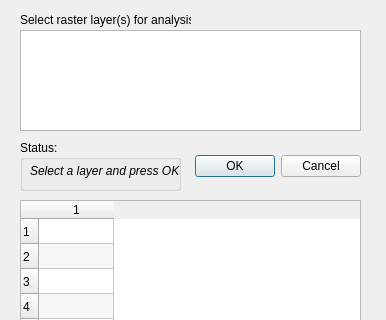
This is RasterAutoCorrelation/Ui_RasterAutoCorrelation.ui in EcoGIS/EcoGIS as Qt 5 draws it before an edit; both pictures show x 0 to 386 and y 0 to 320 of the 386 by 651 pixel window. The edited form follows.
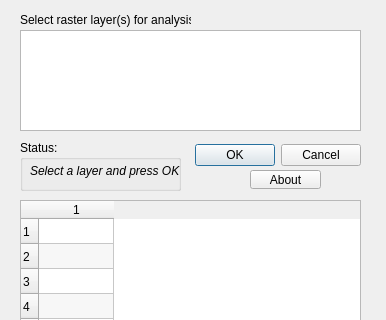
This is the edited form.

Commit message: add an about box to the GUI to provide information about the tool.

Diff of the .ui file:
```diff
--- a/RasterAutoCorrelation/Ui_RasterAutoCorrelation.ui
+++ b/RasterAutoCorrelation/Ui_RasterAutoCorrelation.ui
@@ -17,9 +17,9 @@
    <property name="geometry">
     <rect>
      <x>190</x>
-     <y>150</y>
+     <y>130</y>
      <width>171</width>
-     <height>32</height>
+     <height>51</height>
     </rect>
    </property>
    <property name="orientation">
@@ -197,6 +197,19 @@
    <row/>
    <column/>
   </widget>
+  <widget class="QToolButton" name="aboutButton">
+   <property name="geometry">
+    <rect>
+     <x>250</x>
+     <y>170</y>
+     <width>71</width>
+     <height>19</height>
+    </rect>
+   </property>
+   <property name="text">
+    <string>About</string>
+   </property>
+  </widget>
  </widget>
  <resources/>
  <connections>
```
The commit also changes 1 other file.
